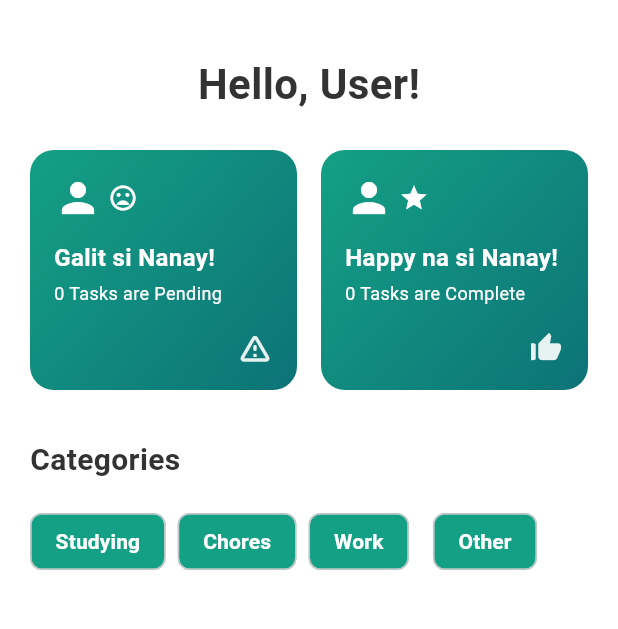
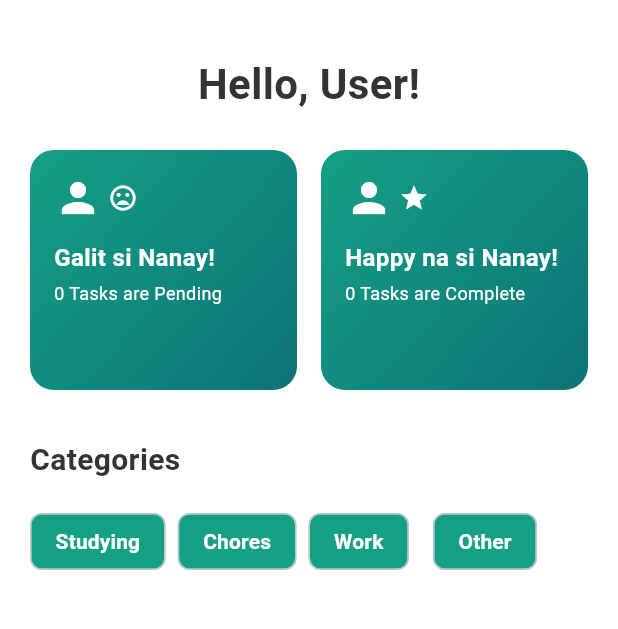
Before and after one commit to ItsRyan504/striktnanay, a Flutter app: the screen it shows after launch, on a phone screen of 412 x 824 dp, the part 84-713 px from its top. Run offline on Flutter 3.47's test engine with Material 3 defaults, Android fonts, the phone set to English and light mode, and no system bars; our stand-ins replace flutter_local_notifications, permission_handler, shared_preferences, timezone; missing offline and left inert: installed_apps.

Commit message:
beta 0.2.7

```diff
--- a/lib/screens/home_screen.dart
+++ b/lib/screens/home_screen.dart
@@ -393,14 +393,6 @@ class _HomeScreenState extends State<HomeScreen> with WidgetsBindingObserver, Au
             ),
           ),
           const Spacer(),
-          Align(
-            alignment: Alignment.bottomRight,
-            child: Icon(
-              isAngry ? Icons.warning_amber_rounded : Icons.thumb_up_alt,
-              color: Colors.white.withOpacity(0.9),
-              size: 24,
-            ),
-          ),
         ],
       ),
     );
```
Also changed, not shown: lib/screens/timer_screen.dart (+21 -6 lines), lib/services/notification_service.dart (+7 -5 lines).
